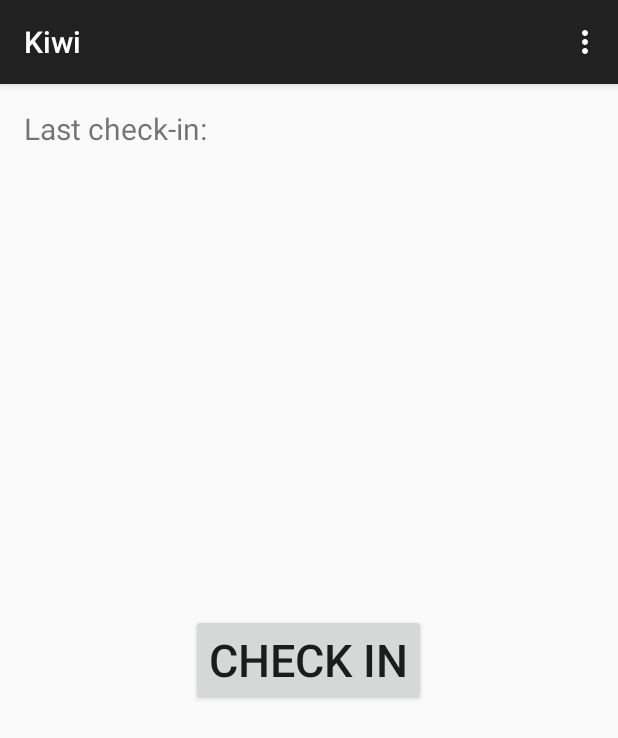
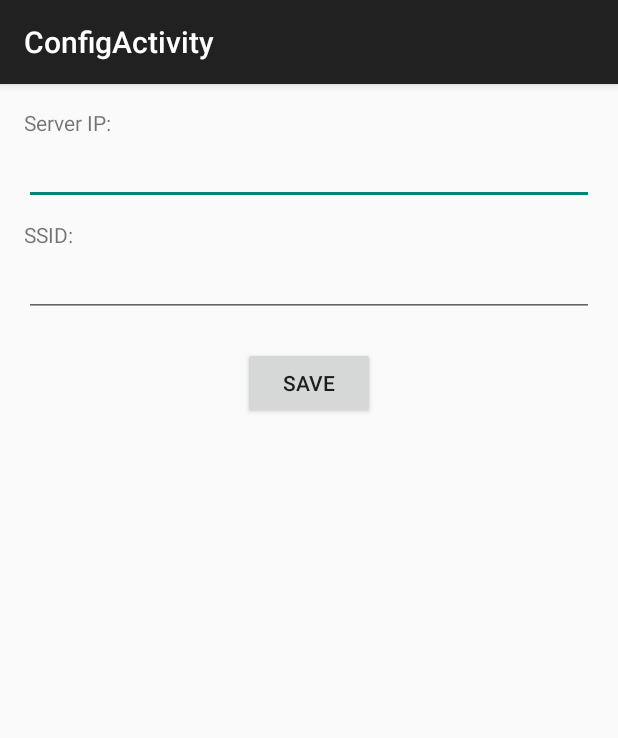
Before and after one commit to toantran-ea/kiwi-android, an Android app: the screen it shows after launch (MainActivity before the commit, ConfigActivity after it), in the options menu, after a tap on "Settings", on a phone screen of 412 x 824 dp. Shown: the top 738 px of the screen. Run offline under Robolectric (Android 15) with nearby library versions, the phone set to English and light mode, and no system bars.

Commit message:
Finished Config screen.

```diff
--- a/app/src/main/AndroidManifest.xml
+++ b/app/src/main/AndroidManifest.xml
@@ -6,6 +6,7 @@
         android:allowBackup="true"
         android:icon="@mipmap/ic_launcher"
         android:label="@string/app_name"
+        android:name=".KiwiApplication"
         android:theme="@style/AppTheme" >
         <activity
             android:name=".MainActivity"
@@ -16,6 +17,10 @@
                 <category android:name="android.intent.category.LAUNCHER" />
             </intent-filter>
         </activity>
+        <activity
+            android:name=".ConfigActivity"
+            android:label="@string/title_activity_config" >
+        </activity>
     </application>
 
 </manifest>
--- /dev/null
+++ b/app/src/main/java/mobi/kiwi/kiwi/ConfigActivity.java
@@ -0,0 +1,50 @@
+package mobi.kiwi.kiwi;
+
+import android.os.Bundle;
+import android.view.View;
+import android.widget.EditText;
+import android.widget.Toast;
+
+import mobi.kiwi.kiwi.utils.Constants;
+import mobi.kiwi.kiwi.utils.PrefUtils;
+import mobi.kiwi.kiwi.utils.Utils;
+
+public class ConfigActivity extends KiwiActivity {
+    private static final String TAG = ConfigActivity.class.getSimpleName();
+    private EditText mServerIpEditText;
+    private EditText mSsidEditText;
+
+    @Override
+    protected void onCreate(Bundle savedInstanceState) {
+        super.onCreate(savedInstanceState);
+        setContentView(R.layout.activity_config);
+        initUI();
+    }
+
+    public void onSaveConfig(View view) {
+        // save configs;
+        String serverAddress = mServerIpEditText.getText().toString();
+        String ssid = mSsidEditText.getText().toString();
+
+        if (Utils.validateServerAddress(serverAddress)) {
+            PrefUtils.saveConfig(Constants.SERVER_ADDRESS, serverAddress);
+        } else {
+            toastMessage(getString(R.string.error_invalid_server_address));
+        }
+
+        if (Utils.validateSSID(ssid)) {
+            PrefUtils.saveConfig(Constants.SSID, ssid);
+        } else {
+            toastMessage(getString(R.string.error_invalid_ssid));
+        }
+
+        // exit
+        finish();
+    }
+
+    private void initUI() {
+        mServerIpEditText = (EditText) findViewById(R.id.server_ip_edit_text);
+        mSsidEditText = (EditText) findViewById(R.id.ssid_edit_text);
+    }
+
+}
--- /dev/null
+++ b/app/src/main/java/mobi/kiwi/kiwi/KiwiActivity.java
@@ -0,0 +1,20 @@
+package mobi.kiwi.kiwi;
+
+import android.support.v7.app.AppCompatActivity;
+import android.widget.Toast;
+
+/**
+ * Created by toan on 8/8/15.
+ */
+public class KiwiActivity extends AppCompatActivity {
+    protected Toast mToast;
+
+    protected void toastMessage(String message) {
+        if(mToast != null) {
+            mToast.cancel();
+        }
+        mToast = Toast.makeText(this, message, Toast.LENGTH_SHORT);
+        mToast.show();
+    }
+
+}
--- /dev/null
+++ b/app/src/main/java/mobi/kiwi/kiwi/KiwiApplication.java
@@ -0,0 +1,16 @@
+package mobi.kiwi.kiwi;
+
+import android.app.Application;
+
+import mobi.kiwi.kiwi.utils.PrefUtils;
+
+/**
+ * Created by toan on 8/8/15.
+ */
+public class KiwiApplication extends Application {
+    @Override
+    public void onCreate() {
+        super.onCreate();
+        PrefUtils.initialize(getApplicationContext());
+    }
+}
--- a/app/src/main/java/mobi/kiwi/kiwi/MainActivity.java
+++ b/app/src/main/java/mobi/kiwi/kiwi/MainActivity.java
@@ -1,11 +1,12 @@
 package mobi.kiwi.kiwi;
 
+import android.content.Intent;
 import android.support.v7.app.AppCompatActivity;
 import android.os.Bundle;
 import android.view.Menu;
 import android.view.MenuItem;
 
-public class MainActivity extends AppCompatActivity {
+public class MainActivity extends KiwiActivity {
 
     @Override
     protected void onCreate(Bundle savedInstanceState) {
@@ -29,9 +30,15 @@ public class MainActivity extends AppCompatActivity {
 
         //noinspection SimplifiableIfStatement
         if (id == R.id.action_settings) {
+            openConfig();
             return true;
         }
 
         return super.onOptionsItemSelected(item);
     }
+
+    private void openConfig() {
+        Intent intent = new Intent(this, ConfigActivity.class);
+        startActivity(intent);
+    }
 }
--- /dev/null
+++ b/app/src/main/res/layout/activity_config.xml
@@ -0,0 +1,51 @@
+<RelativeLayout xmlns:android="http://schemas.android.com/apk/res/android"
+                xmlns:tools="http://schemas.android.com/tools"
+                android:layout_width="match_parent"
+                android:layout_height="match_parent"
+                android:paddingLeft="@dimen/activity_horizontal_margin"
+                android:paddingRight="@dimen/activity_horizontal_margin"
+                android:paddingTop="@dimen/activity_vertical_margin"
+                android:paddingBottom="@dimen/activity_vertical_margin"
+                tools:context="mobi.kiwi.kiwi.ConfigActivity">
+
+    <TextView
+        android:id="@+id/server_ip_label"
+        android:text="@string/label_server_ip"
+        android:layout_width="wrap_content"
+        android:layout_height="wrap_content"/>
+
+    <EditText
+        android:layout_below="@id/server_ip_label"
+        android:id="@+id/server_ip_edit_text"
+        android:layout_width="fill_parent"
+        android:layout_height="wrap_content"/>
+
+    <TextView
+        android:layout_marginTop="@dimen/input_section_margin_top"
+        android:layout_below="@id/server_ip_edit_text"
+        android:id="@+id/ssid_label"
+        android:text="@string/text_ssid"
+        android:layout_width="wrap_content"
+        android:layout_height="wrap_content"/>
+
+    <EditText
+        android:layout_below="@id/ssid_label"
+        android:id="@+id/ssid_edit_text"
+        android:layout_width="fill_parent"
+        android:layout_height="wrap_content"/>
+
+
+    <Button
+        android:onClick="onSaveConfig"
+        android:layout_marginTop="@dimen/button_save_margin_top"
+        android:layout_centerHorizontal="true"
+        android:text="@string/text_save"
+        android:layout_below="@id/ssid_edit_text"
+        android:padding="@dimen/button_padding"
+        android:layout_width="wrap_content"
+        android:layout_height="wrap_content"/>
+
+
+
+
+</RelativeLayout>
--- a/app/src/main/res/layout/activity_main.xml
+++ b/app/src/main/res/layout/activity_main.xml
@@ -27,6 +27,7 @@
         android:textSize="@dimen/checkin_button_text_size"
         android:id="@+id/checkin_button"
         android:layout_width="wrap_content"
+        android:padding="@dimen/button_padding"
         android:layout_height="wrap_content"
         android:layout_centerInParent="true"
         android:text="@string/text_check_in"/>
--- a/app/src/main/res/values/dimens.xml
+++ b/app/src/main/res/values/dimens.xml
@@ -5,4 +5,7 @@
     <dimen name="last_checkin_left_margin">10dp</dimen>
     <dimen name="checkin_button_text_size">30sp</dimen>
     <dimen name="checkin_label_size">20sp</dimen>
+    <dimen name="input_section_margin_top">10dp</dimen>
+    <dimen name="button_padding">5dp</dimen>
+    <dimen name="button_save_margin_top">20dp</dimen>
 </resources>
--- a/app/src/main/res/values/strings.xml
+++ b/app/src/main/res/values/strings.xml
@@ -5,4 +5,10 @@
     <string name="action_settings">Settings</string>
     <string name="text_check_in">Check in</string>
     <string name="text_last_checkin">Last check-in:</string>
+    <string name="title_activity_config">ConfigActivity</string>
+    <string name="label_server_ip">Server IP:</string>
+    <string name="text_ssid">SSID:</string>
+    <string name="text_save">Save</string>
+    <string name="error_invalid_server_address">Invalid server address</string>
+    <string name="error_invalid_ssid">Invalid SSID</string>
 </resources>
```
Also changed, not shown: app/src/main/java/mobi/kiwi/kiwi/utils/Constants.java (added, +9 -0 lines), app/src/main/java/mobi/kiwi/kiwi/utils/PrefUtils.java (added, +31 -0 lines), app/src/main/java/mobi/kiwi/kiwi/utils/Utils.java (added, +16 -0 lines).
